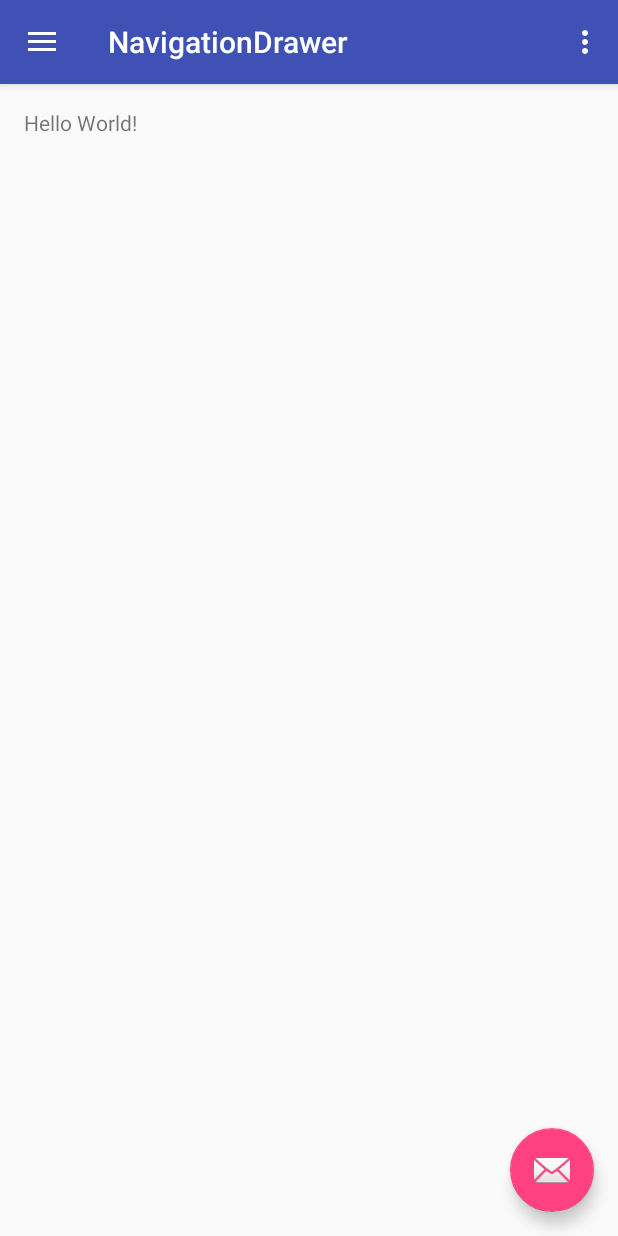
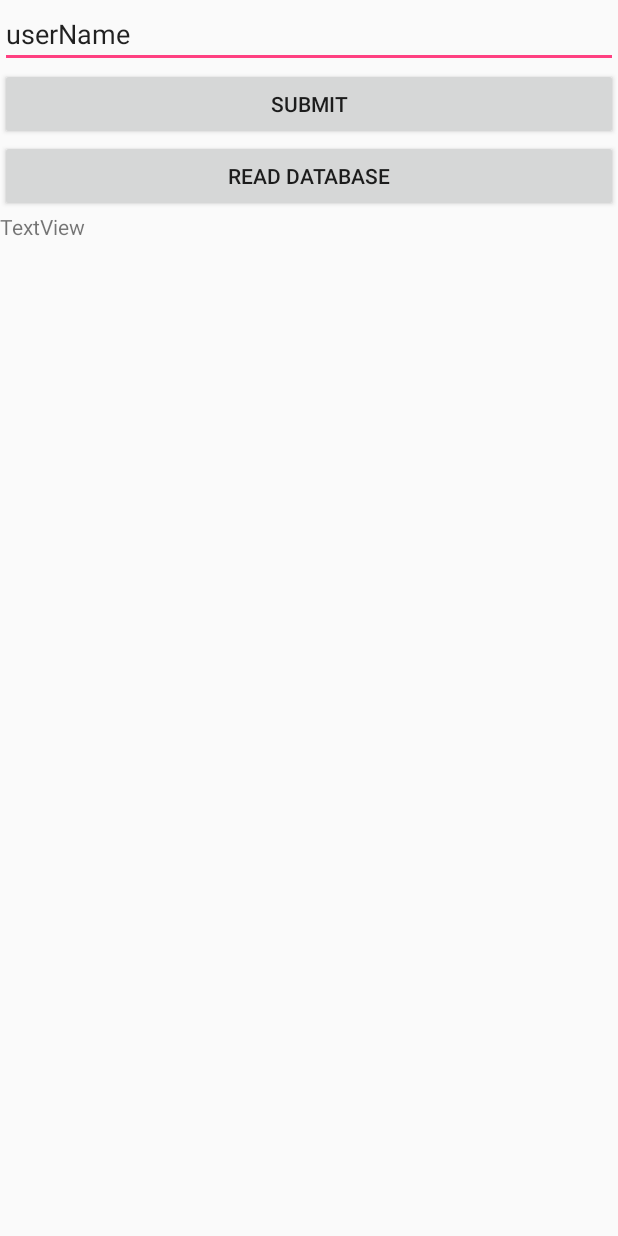
Before and after one commit to sc454/DukeStudy-AndroidApp, an Android app: the screen it shows after launch (MainActivity), on a phone screen of 412 x 824 dp. Run offline under Robolectric (Android 15) with nearby library versions, the phone set to English and light mode, and no system bars; our stand-ins replace Firebase (no records; nobody signed in at launch, a user with empty details on screens opened directly); 3 statements that could not run were skipped.

Commit message:
Added simple firebase example. Edited some of the gradle scripts and manifest as well.

```diff
--- a/navigationDrawer/app/build.gradle
+++ b/navigationDrawer/app/build.gradle
@@ -28,5 +28,7 @@ dependencies {
     compile 'com.android.support:design:23.4.0'
     compile 'com.google.android.gms:play-services:9.0.0'
     testCompile 'junit:junit:4.12'
+    compile 'com.google.firebase:firebase-database:9.0.0'
+
 }
 apply plugin: 'com.google.gms.google-services'
--- a/navigationDrawer/app/src/main/java/com/example/cheli/navigationdrawer/MainActivity.java
+++ b/navigationDrawer/app/src/main/java/com/example/cheli/navigationdrawer/MainActivity.java
@@ -1,10 +1,12 @@
 package com.example.cheli.navigationdrawer;
 
 import android.content.Intent;
+import android.net.Uri;
 import android.os.Bundle;
 import android.support.design.widget.FloatingActionButton;
 import android.support.design.widget.Snackbar;
 import android.support.v4.app.Fragment;
+import android.support.v4.app.FragmentManager;
 import android.view.View;
 import android.support.design.widget.NavigationView;
 import android.support.v4.view.GravityCompat;
@@ -16,20 +18,37 @@ import android.view.Menu;
 import android.view.MenuItem;
 import android.widget.ArrayAdapter;
 import android.widget.Button;
+import android.widget.EditText;
 import android.widget.ListView;
+import android.widget.TextView;
 
+import com.google.android.gms.appindexing.Action;
+import com.google.android.gms.appindexing.AppIndex;
+import com.google.android.gms.appindexing.Thing;
+import com.google.android.gms.common.api.GoogleApiClient;
+import com.google.android.gms.plus.model.people.Person;
 import com.google.firebase.auth.FirebaseAuth;
 import com.google.firebase.auth.FirebaseUser;
 import com.google.firebase.database.DatabaseReference;
 import com.google.firebase.database.FirebaseDatabase;
 
+import java.util.ArrayList;
+
 import static com.example.cheli.navigationdrawer.R.id.toolbar;
+import static com.example.cheli.navigationdrawer.R.id.userNameInput;
 
 public class MainActivity extends AppCompatActivity implements NavigationView.OnNavigationItemSelectedListener {
-    private FirebaseAuth mFirebaseAuth;
-    private FirebaseUser mFirebaseUser;
-    private DatabaseReference mDatabase;
+
     private String mUserId;
+    private EditText usernameEdit;
+    private TextView databaseAns;
+    private Button submitBut;
+    private Button readBut;
+    /**
+     * ATTENTION: This was auto-generated to implement the App Indexing API.
+     * See https://g.co/AppIndexing/AndroidStudio for more information.
+     */
+    private GoogleApiClient client;
 
     @Override
     protected void onCreate(Bundle savedInstanceState) {
@@ -49,6 +68,35 @@ public class MainActivity extends AppCompatActivity implements NavigationView.On
         // add NavigationItemSelectedListener to check the navigation clicks
         assert navigationView != null;
         navigationView.setNavigationItemSelectedListener(this);
+        //This is code I added
+        setContentView(R.layout.user_prof_frag);
+        submitBut = (Button) findViewById(R.id.submitButton);
+        readBut = (Button) findViewById(R.id.readButton);
+        usernameEdit =(EditText) findViewById(R.id.userNameInput);
+        databaseAns=(TextView) findViewById(R.id.dataBaseText);
+        // ATTENTION: This was auto-generated to implement the App Indexing API.
+        // See https://g.co/AppIndexing/AndroidStudio for more information
+        client = new GoogleApiClient.Builder(this).addApi(AppIndex.API).build();
+        submitBut.setOnClickListener(new View.OnClickListener() {
+            @Override
+            public void onClick(View v) {
+                //Creating firebase object
+                DatabaseReference database = FirebaseDatabase.getInstance().getReference();
+                database.child("note").push().setValue(usernameEdit.getText().toString());
+            }
+        });
+
+        readBut.setOnClickListener(new View.OnClickListener() {
+            @Override
+            public void onClick(View v) {
+                //Creating firebase object
+                DatabaseReference database = FirebaseDatabase.getInstance().getReference();
+                ArrayList<String> myarray=new ArrayList<String>();
+                //myarray=database.child("note").orderByValue();
+
+            }
+        });
+
     }
 
     @Override
@@ -118,12 +166,15 @@ public class MainActivity extends AppCompatActivity implements NavigationView.On
         {
             case R.id.nav_profile:
                 fragmentClass = ProfileActivity.class;
+                System.out.println("prof");
                 break;
             case R.id.nav_groups:
                 fragmentClass = GroupsActivity.class;
+                System.out.println("group");
                 break;
             case R.id.nav_viewClasses:
                 fragmentClass = CourseActivity.class;
+                System.out.println("viewClasses");
                 break;
             default:
                 fragmentClass = ProfileActivity.class;
@@ -140,5 +191,42 @@ public class MainActivity extends AppCompatActivity implements NavigationView.On
         {
             e.printStackTrace();
         }
+
+    }
+
+    /**
+     * ATTENTION: This was auto-generated to implement the App Indexing API.
+     * See https://g.co/AppIndexing/AndroidStudio for more information.
+     */
+    public Action getIndexApiAction() {
+        Thing object = new Thing.Builder()
+                .setName("Main Page") // TODO: Define a title for the content shown.
+                // TODO: Make sure this auto-generated URL is correct.
+                .setUrl(Uri.parse("http://[ENTER-YOUR-URL-HERE]"))
+                .build();
+        return new Action.Builder(Action.TYPE_VIEW)
+                .setObject(object)
+                .setActionStatus(Action.STATUS_TYPE_COMPLETED)
+                .build();
+    }
+
+    @Override
+    public void onStart() {
+        super.onStart();
+
+        // ATTENTION: This was auto-generated to implement the App Indexing API.
+        // See https://g.co/AppIndexing/AndroidStudio for more information.
+        client.connect();
+        AppIndex.AppIndexApi.start(client, getIndexApiAction());
+    }
+
+    @Override
+    public void onStop() {
+        super.onStop();
+
+        // ATTENTION: This was auto-generated to implement the App Indexing API.
+        // See https://g.co/AppIndexing/AndroidStudio for more information.
+        AppIndex.AppIndexApi.end(client, getIndexApiAction());
+        client.disconnect();
     }
 }
--- /dev/null
+++ b/navigationDrawer/app/src/main/res/layout/user_prof_frag.xml
@@ -0,0 +1,33 @@
+<?xml version="1.0" encoding="utf-8"?>
+<LinearLayout xmlns:android="http://schemas.android.com/apk/res/android"
+    xmlns:app="http://schemas.android.com/apk/res-auto"
+    android:orientation="vertical" android:layout_width="match_parent"
+    android:layout_height="match_parent"
+    android:weightSum="1">
+
+    <EditText
+        android:layout_width="match_parent"
+        android:layout_height="wrap_content"
+        android:inputType="textPersonName"
+        android:text="userName"
+        android:ems="10"
+        android:id="@+id/userNameInput" />
+
+    <Button
+        android:text="Submit"
+        android:layout_width="match_parent"
+        android:layout_height="wrap_content"
+        android:id="@+id/submitButton" />
+    <Button
+        android:text="Read Database"
+        android:layout_width="match_parent"
+        android:layout_height="wrap_content"
+        android:id="@+id/readButton" />
+
+    <TextView
+        android:text="TextView"
+        android:layout_width="match_parent"
+        android:layout_height="wrap_content"
+        android:id="@+id/dataBaseText"
+        android:layout_weight="0.24" />
+</LinearLayout>
```
Also changed, not shown: navigationDrawer/app/src/main/AndroidManifest.xml (+6 -1 lines), navigationDrawer/app/src/main/java/com/example/cheli/navigationdrawer/Config.java (added, +9 -0 lines), navigationDrawer/app/src/main/java/com/example/cheli/navigationdrawer/User.java (added, +15 -0 lines), navigationDrawer/app/src/main/java/com/example/cheli/navigationdrawer/UserPage.java (added, +32 -0 lines), 1 other file.
